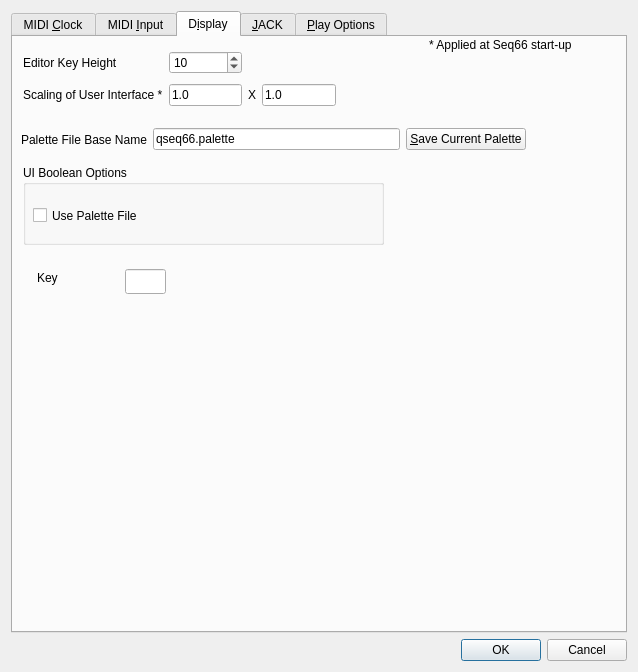
First picture: the form in seq_qt5/forms/qseditoptions.ui, repository ahlstromcj/seq66, before the edit.
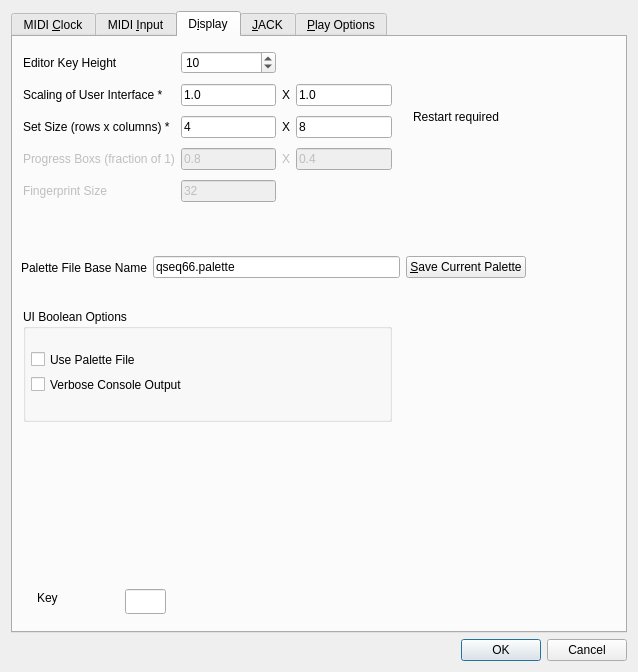
Second picture: the form after the edit.

Commit message: Adding some config options to qseditoptions in progress.

Patch:
```diff
--- a/seq_qt5/forms/qseditoptions.ui
+++ b/seq_qt5/forms/qseditoptions.ui
@@ -394,23 +394,26 @@
        <property name="geometry">
         <rect>
          <x>10</x>
-         <y>128</y>
-         <width>361</width>
-         <height>80</height>
+         <y>272</y>
+         <width>369</width>
+         <height>113</height>
         </rect>
        </property>
        <property name="title">
         <string>UI Boolean Options</string>
        </property>
+       <property name="flat">
+        <bool>false</bool>
+       </property>
        <widget class="QCheckBox" name="checkBoxPaletteActive">
         <property name="enabled">
          <bool>true</bool>
         </property>
         <property name="geometry">
          <rect>
-          <x>10</x>
+          <x>8</x>
           <y>40</y>
-          <width>261</width>
+          <width>161</width>
           <height>21</height>
          </rect>
         </property>
@@ -422,17 +425,106 @@
          <string>Use Palette File</string>
         </property>
        </widget>
+       <widget class="QCheckBox" name="checkBoxVerbose">
+        <property name="enabled">
+         <bool>true</bool>
+        </property>
+        <property name="geometry">
+         <rect>
+          <x>8</x>
+          <y>64</y>
+          <width>169</width>
+          <height>23</height>
+         </rect>
+        </property>
+        <property name="text">
+         <string>Verbose Console Output</string>
+        </property>
+       </widget>
       </widget>
       <widget class="QWidget" name="layoutWidgetGuiOptions">
        <property name="geometry">
         <rect>
          <x>10</x>
          <y>10</y>
-         <width>313</width>
-         <height>64</height>
+         <width>369</width>
+         <height>161</height>
         </rect>
        </property>
        <layout class="QGridLayout" name="gridLayoutUiValues">
+        <item row="1" column="3">
+         <widget class="QLineEdit" name="lineEditUiScalingHeight">
+          <property name="toolTip">
+           <string>Scales the main window at startup.  This is the height
+scale factor, ranging from 0.5 to 3.0.
+
+Use 0.60 at a minimum.</string>
+          </property>
+          <property name="text">
+           <string>1.0</string>
+          </property>
+         </widget>
+        </item>
+        <item row="2" column="3">
+         <widget class="QLineEdit" name="lineEditSetSizeColumns">
+          <property name="enabled">
+           <bool>true</bool>
+          </property>
+          <property name="text">
+           <string>8</string>
+          </property>
+         </widget>
+        </item>
+        <item row="0" column="1">
+         <widget class="QSpinBox" name="spinKeyHeight">
+          <property name="minimum">
+           <number>4</number>
+          </property>
+          <property name="maximum">
+           <number>24</number>
+          </property>
+          <property name="value">
+           <number>10</number>
+          </property>
+         </widget>
+        </item>
+        <item row="2" column="1">
+         <widget class="QLineEdit" name="lineEditSetSize">
+          <property name="enabled">
+           <bool>true</bool>
+          </property>
+          <property name="text">
+           <string>4</string>
+          </property>
+         </widget>
+        </item>
+        <item row="3" column="2">
+         <widget class="QLabel" name="label_x3">
+          <property name="enabled">
+           <bool>false</bool>
+          </property>
+          <property name="text">
+           <string>X</string>
+          </property>
+         </widget>
+        </item>
+        <item row="3" column="3">
+         <widget class="QLineEdit" name="lineEdit_2">
+          <property name="enabled">
+           <bool>false</bool>
+          </property>
+          <property name="text">
+           <string>0.4</string>
+          </property>
+         </widget>
+        </item>
+        <item row="1" column="2">
+         <widget class="QLabel" name="label_x">
+          <property name="text">
+           <string>X</string>
+          </property>
+         </widget>
+        </item>
         <item row="1" column="0">
          <widget class="QLabel" name="labelUiScaling">
           <property name="text">
@@ -440,10 +532,46 @@
           </property>
          </widget>
         </item>
-        <item row="1" column="2">
-         <widget class="QLabel" name="label_2">
+        <item row="2" column="0">
+         <widget class="QLabel" name="labelSetSizeRows">
+          <property name="enabled">
+           <bool>true</bool>
+          </property>
           <property name="text">
-           <string>X</string>
+           <string>Set Size (rows x columns) *</string>
+          </property>
+         </widget>
+        </item>
+        <item row="1" column="1">
+         <widget class="QLineEdit" name="lineEditUiScaling">
+          <property name="toolTip">
+           <string>Scales the main window at startup.  This is the width
+scale factor, ranging from 0.5 to 3.0.
+
+Use 0.85 at a minimum.</string>
+          </property>
+          <property name="text">
+           <string>1.0</string>
+          </property>
+         </widget>
+        </item>
+        <item row="3" column="0">
+         <widget class="QLabel" name="labelProgressBoxSize">
+          <property name="enabled">
+           <bool>false</bool>
+          </property>
+          <property name="text">
+           <string>Progress Boxs (fraction of 1)</string>
+          </property>
+         </widget>
+        </item>
+        <item row="3" column="1">
+         <widget class="QLineEdit" name="lineEditProgressBox">
+          <property name="enabled">
+           <bool>false</bool>
+          </property>
+          <property name="text">
+           <string>0.8</string>
           </property>
          </widget>
         </item>
@@ -464,42 +592,36 @@
           </property>
          </widget>
         </item>
-        <item row="0" column="1">
-         <widget class="QSpinBox" name="spinKeyHeight">
-          <property name="minimum">
-           <number>4</number>
+        <item row="2" column="2">
+         <widget class="QLabel" name="label_x2">
+          <property name="enabled">
+           <bool>true</bool>
           </property>
-          <property name="maximum">
-           <number>24</number>
+          <property name="text">
+           <string>X</string>
           </property>
           <property name="value">
            <number>10</number>
           </property>
          </widget>
         </item>
-        <item row="1" column="1">
-         <widget class="QLineEdit" name="lineEditUiScaling">
-          <property name="toolTip">
-           <string>Scales the main window at startup.  This is the width
-scale factor, ranging from 0.5 to 3.0.
-
-Use 0.85 at a minimum.</string>
+        <item row="4" column="0">
+         <widget class="QLabel" name="labelFingerprintSize">
+          <property name="enabled">
+           <bool>false</bool>
           </property>
           <property name="text">
-           <string>1.0</string>
+           <string>Fingerprint Size</string>
           </property>
          </widget>
         </item>
-        <item row="1" column="3">
-         <widget class="QLineEdit" name="lineEditUiScalingHeight">
-          <property name="toolTip">
-           <string>Scales the main window at startup.  This is the height
-scale factor, ranging from 0.5 to 3.0.
-
-Use 0.60 at a minimum.</string>
+        <item row="4" column="1">
+         <widget class="QLineEdit" name="lineEditFingerprintSize">
+          <property name="enabled">
+           <bool>false</bool>
           </property>
           <property name="text">
-           <string>1.0</string>
+           <string>32</string>
           </property>
          </widget>
         </item>
@@ -508,21 +630,21 @@
       <widget class="QLabel" name="labelRestartNeeded">
        <property name="geometry">
         <rect>
-         <x>416</x>
-         <y>0</y>
+         <x>400</x>
+         <y>72</y>
          <width>193</width>
          <height>16</height>
         </rect>
        </property>
        <property name="text">
-        <string>* Applied at Seq66 start-up</string>
+        <string>Restart required</string>
        </property>
       </widget>
       <widget class="QWidget" name="layoutWidgetOp">
        <property name="geometry">
         <rect>
          <x>8</x>
-         <y>88</y>
+         <y>216</y>
          <width>505</width>
          <height>29</height>
         </rect>
@@ -561,7 +683,7 @@
        <property name="geometry">
         <rect>
          <x>24</x>
-         <y>232</y>
+         <y>552</y>
          <width>73</width>
          <height>17</height>
         </rect>
@@ -574,7 +696,7 @@
        <property name="geometry">
         <rect>
          <x>112</x>
-         <y>232</y>
+         <y>552</y>
          <width>41</width>
          <height>25</height>
         </rect>
```
Left out of the diff: 3 changed lines with no effect on the pictures. The commit also changes 14 other files.
